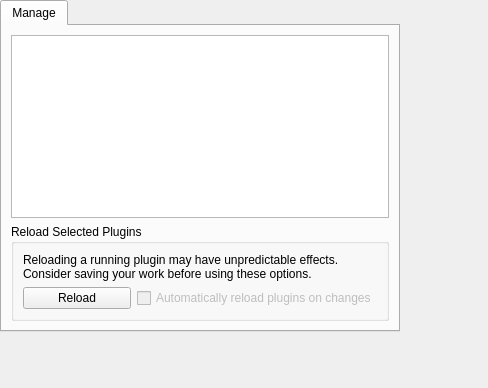
This is playground/pate/src/manager.ui in KDE/kate as Qt 5 draws it before an edit. The edited form follows.
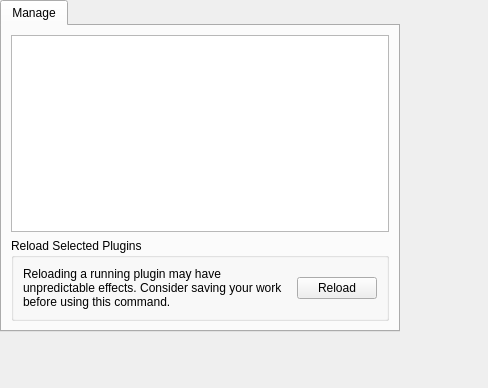
This is the edited form. Icons and pictures are not drawn. Custom widgets are drawn as their Qt base class.

Commit message:
Remove nascent auto-reload capability.
Reloading plugins can never be guaranteed safe, but I also realised
that just because a developer saves a file does not mean she wants a
reload, especially in the middle of a debug session. So, get rid of the
whole concept.

Also, a few minor GUI tweaks.

What changed in the file:
```diff
--- a/playground/pate/src/manager.ui
+++ b/playground/pate/src/manager.ui
@@ -33,10 +33,10 @@
         <string>Reload Selected Plugins</string>
        </property>
        <layout class="QGridLayout" name="gridLayout">
-        <item row="0" column="0" colspan="2">
+        <item row="1" column="0">
          <widget class="QLabel" name="label">
           <property name="text">
-           <string>Reloading a running plugin may have unpredictable effects. Consider saving your work before using these options.</string>
+           <string>Reloading a running plugin may have unpredictable effects. Consider saving your work before using this command.</string>
           </property>
           <property name="wordWrap">
            <bool>true</bool>
@@ -44,16 +44,6 @@
          </widget>
         </item>
         <item row="1" column="1">
-         <widget class="QCheckBox" name="autoReload">
-          <property name="enabled">
-           <bool>false</bool>
-          </property>
-          <property name="text">
-           <string>Automatically reload plugins on changes</string>
-          </property>
-         </widget>
-        </item>
-        <item row="1" column="0">
          <widget class="KPushButton" name="reload">
           <property name="text">
            <string>Reload</string>
```
Left out of the diff: 4 changed lines with no effect on the pictures. The commit also changes 2 other files.
